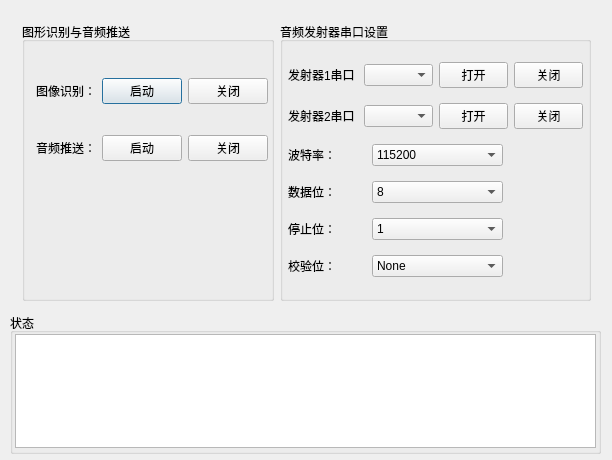
Eastern-hn/PushSSDemo, file PushSSDemo.ui: the form before one commit.
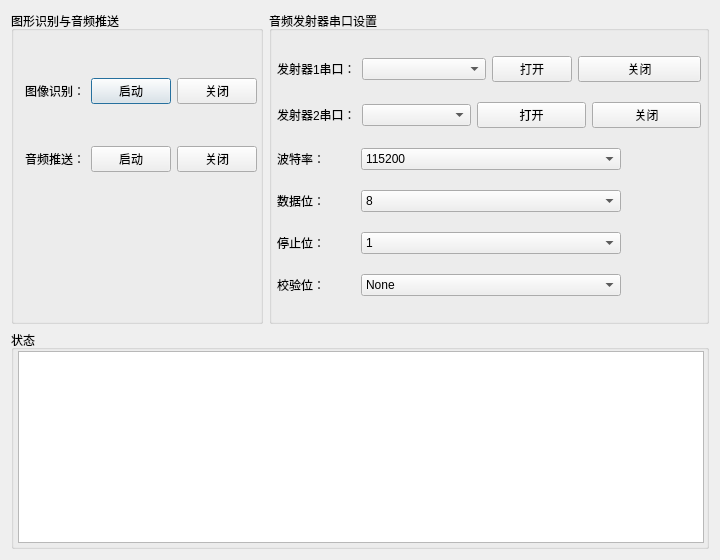
The form after the commit.

```diff
--- a/PushSSDemo.ui
+++ b/PushSSDemo.ui
@@ -9,87 +9,37 @@
    <rect>
     <x>0</x>
     <y>0</y>
-    <width>612</width>
-    <height>460</height>
+    <width>720</width>
+    <height>560</height>
    </rect>
   </property>
   <property name="sizePolicy">
-   <sizepolicy hsizetype="Fixed" vsizetype="Fixed">
+   <sizepolicy hsizetype="Expanding" vsizetype="Expanding">
     <horstretch>0</horstretch>
     <verstretch>0</verstretch>
    </sizepolicy>
   </property>
   <property name="minimumSize">
    <size>
-    <width>612</width>
-    <height>460</height>
+    <width>720</width>
+    <height>560</height>
    </size>
   </property>
   <property name="maximumSize">
    <size>
-    <width>612</width>
-    <height>460</height>
+    <width>720</width>
+    <height>560</height>
    </size>
   </property>
   <property name="windowTitle">
    <string>PushSoundWindow</string>
   </property>
-  <widget class="QGroupBox" name="groupBox_3">
-   <property name="geometry">
-    <rect>
-     <x>10</x>
-     <y>313</y>
-     <width>591</width>
-     <height>141</height>
-    </rect>
-   </property>
-   <property name="sizePolicy">
-    <sizepolicy hsizetype="Expanding" vsizetype="Fixed">
-     <horstretch>0</horstretch>
-     <verstretch>0</verstretch>
-    </sizepolicy>
-   </property>
-   <property name="title">
-    <string>状态</string>
-   </property>
-   <layout class="QHBoxLayout" name="horizontalLayout_11">
-    <property name="leftMargin">
-     <number>2</number>
-    </property>
-    <property name="topMargin">
-     <number>1</number>
-    </property>
-    <property name="rightMargin">
-     <number>2</number>
-    </property>
-    <property name="bottomMargin">
-     <number>3</number>
-    </property>
+  <layout class="QVBoxLayout" name="verticalLayout_2">
     <item>
-     <widget class="QTextBrowser" name="m_info">
-      <property name="sizePolicy">
-       <sizepolicy hsizetype="Expanding" vsizetype="Expanding">
-        <horstretch>0</horstretch>
-        <verstretch>0</verstretch>
-       </sizepolicy>
-      </property>
-      <property name="autoFillBackground">
-       <bool>false</bool>
-      </property>
-     </widget>
-    </item>
-   </layout>
-  </widget>
-  <widget class="QWidget" name="layoutWidget">
-   <property name="geometry">
-    <rect>
-     <x>11</x>
-     <y>11</y>
-     <width>591</width>
-     <height>301</height>
-    </rect>
-   </property>
    <layout class="QHBoxLayout" name="horizontalLayout_10">
+     <property name="sizeConstraint">
+      <enum>QLayout::SetDefaultConstraint</enum>
+     </property>
     <item>
      <widget class="QGroupBox" name="groupBox_2">
       <property name="title">
@@ -225,7 +175,7 @@
            <item>
             <widget class="QPushButton" name="m_em1SerOpenBtn">
              <property name="sizePolicy">
-              <sizepolicy hsizetype="Minimum" vsizetype="Fixed">
+               <sizepolicy hsizetype="Fixed" vsizetype="Fixed">
                <horstretch>0</horstretch>
                <verstretch>0</verstretch>
               </sizepolicy>
@@ -608,7 +558,48 @@
      </widget>
     </item>
    </layout>
-  </widget>
+   </item>
+   <item>
+    <widget class="QGroupBox" name="groupBox_3">
+     <property name="sizePolicy">
+      <sizepolicy hsizetype="Expanding" vsizetype="Fixed">
+       <horstretch>0</horstretch>
+       <verstretch>0</verstretch>
+      </sizepolicy>
+     </property>
+     <property name="title">
+      <string>状态</string>
+     </property>
+     <layout class="QHBoxLayout" name="horizontalLayout_11">
+      <property name="leftMargin">
+       <number>4</number>
+      </property>
+      <property name="topMargin">
+       <number>1</number>
+      </property>
+      <property name="rightMargin">
+       <number>2</number>
+      </property>
+      <property name="bottomMargin">
+       <number>3</number>
+      </property>
+      <item>
+       <widget class="QTextBrowser" name="m_info">
+        <property name="sizePolicy">
+         <sizepolicy hsizetype="Expanding" vsizetype="Expanding">
+          <horstretch>0</horstretch>
+          <verstretch>0</verstretch>
+         </sizepolicy>
+        </property>
+        <property name="autoFillBackground">
+         <bool>false</bool>
+        </property>
+       </widget>
+      </item>
+     </layout>
+    </widget>
+   </item>
+  </layout>
  </widget>
  <layoutdefault spacing="6" margin="11"/>
  <resources>
```
Lines whose indentation alone changed are shown as unchanged.
